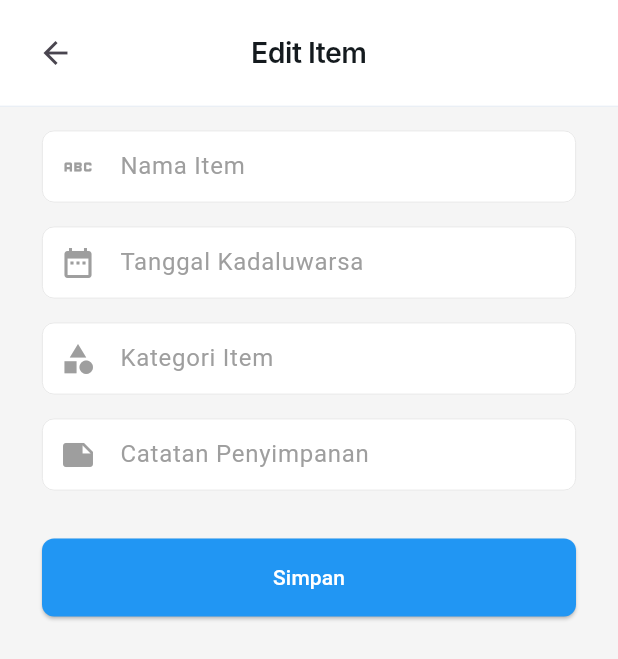
After one commit to fres12/ExpTracker, a Flutter app: the EditScreen screen opened directly, on a phone screen of 412 x 824 dp. The commit adds this screen. Shown: the top 659 px of the screen. Run offline on Flutter 3.47's test engine with Material 3 defaults, Android fonts, the phone set to English and light mode, and no system bars; our stand-ins replace get, iconsax_flutter; Roboto replaces fonts that are missing (Inter).

Commit message:
Progress 1

```diff
--- a/lib/screen/detail.dart
+++ b/lib/screen/detail.dart
@@ -1,3 +1,4 @@
+import 'package:cobacoba/screen/edit.dart';
 import 'package:flutter/material.dart';
 
 void main() {
@@ -10,6 +11,7 @@ class DetailItemPage extends StatelessWidget {
   @override
   Widget build(BuildContext context) {
     return Scaffold(
+      backgroundColor: Colors.white,
       appBar: AppBar(
         title: Text('Detail Item'),
         leading: IconButton(
@@ -22,7 +24,10 @@ class DetailItemPage extends StatelessWidget {
           IconButton(
             icon: Icon(Icons.edit),
             onPressed: () {
-              // Handle edit action
+               Navigator.push(
+                      context,
+                      MaterialPageRoute(builder: (context) => EditScreen()),
+                    );
             },
           ),
         ],
--- /dev/null
+++ b/lib/screen/edit.dart
@@ -0,0 +1,212 @@
+import '../style/settings.dart';
+import 'package:flutter/material.dart';
+import '../style/app_style.dart';
+
+class EditScreen extends StatelessWidget {
+  EditScreen({super.key});
+
+  final TextEditingController _dateController = TextEditingController();
+
+  @override
+  Widget build(BuildContext context) {
+    return Scaffold(
+      backgroundColor: TColors.background,
+      appBar: PreferredSize(
+        preferredSize: const Size.fromHeight(71), // Tinggi AppBar
+        child: Container(
+          decoration: const BoxDecoration(
+            color: Colors.white,
+            border: Border(
+              bottom: BorderSide(
+                color: TColors.outline, // Warna outline di bawah
+                width: 0.5, // Ketebalan outline
+              ),
+            ),
+          ),
+          padding: TPosition.topnavbar,
+        child: Stack(
+          children: [
+            // Teks di tengah
+            Align(
+              alignment: Alignment.center,
+              child: Text(
+                'Edit Item',
+                style: AppStyle.header,
+              ),
+            ),
+            // Ikon di kanan atas
+            Align(
+              alignment: Alignment.centerLeft,
+              child: IconButton(
+                icon: const Icon(Icons.arrow_back),
+                onPressed: () {
+                  // Aksi untuk tombol back
+                  Navigator.pop(context);
+                },
+              ),
+            ),
+          ],
+        ),
+        ),
+      ),
+      body: SingleChildScrollView(
+        // Membuat body dapat discroll
+        child: Container(
+          margin: TPosition.marginPageDefault,
+          child: Column(
+            crossAxisAlignment: CrossAxisAlignment.start,
+            children: [
+              // Input Nama Item
+              TextField(
+                decoration: InputDecoration(
+                  labelStyle: TextStyle(color: Colors.grey),
+                  filled: true,
+                  fillColor: Colors.white,
+                  labelText: 'Nama Item',
+                  border: OutlineInputBorder(
+                    borderSide:
+                        BorderSide(color: Colors.grey.shade300, width: 0.5),
+                    borderRadius: const BorderRadius.all(Radius.circular(8)),
+                  ),
+                  focusedBorder: const OutlineInputBorder(
+                    borderSide: BorderSide(color: Colors.blue, width: 1.5),
+                    borderRadius: BorderRadius.all(Radius.circular(8)),
+                  ),
+                  enabledBorder: OutlineInputBorder(
+                    borderSide:
+                        BorderSide(color: Colors.grey.shade300, width: 0.5),
+                    borderRadius: const BorderRadius.all(Radius.circular(8)),
+                  ),
+                  contentPadding:
+                      const EdgeInsets.symmetric(vertical: 12, horizontal: 16),
+                  prefixIcon: Icon(Icons.abc, color: Colors.grey.shade500),
+                ),
+              ),
+              const SizedBox(height: 16),
+
+              // Input Tanggal
+              TextField(
+                controller: _dateController,
+                readOnly: true,
+                decoration: InputDecoration(
+                  labelStyle: TextStyle(color: Colors.grey),
+                  filled: true,
+                  fillColor: Colors.white,
+                  labelText: 'Tanggal Kadaluwarsa',
+                  border: OutlineInputBorder(
+                    borderSide:
+                        BorderSide(color: Colors.grey.shade300, width: 0.5),
+                    borderRadius: const BorderRadius.all(Radius.circular(8)),
+                  ),
+                  focusedBorder: const OutlineInputBorder(
+                    borderSide: BorderSide(color: Colors.blue, width: 1.5),
+                    borderRadius: BorderRadius.all(Radius.circular(8)),
+                  ),
+                  enabledBorder: OutlineInputBorder(
+                    borderSide:
+                        BorderSide(color: Colors.grey.shade300, width: 0.5),
+                    borderRadius: const BorderRadius.all(Radius.circular(8)),
+                  ),
+                  contentPadding:
+                      const EdgeInsets.symmetric(vertical: 12, horizontal: 16),
+                  prefixIcon:
+                      Icon(Icons.date_range, color: Colors.grey.shade500),
+                ),
+                onTap: () async {
+                  DateTime? pickedDate = await showDatePicker(
+                    context: context,
+                    initialDate: DateTime.now(),
+                    firstDate: DateTime(2000),
+                    lastDate: DateTime(2100),
+                  );
+                  if (pickedDate != null) {
+                    _dateController.text =
+                        pickedDate.toLocal().toString().split(' ')[0];
+                  }
+                },
+              ),
+              const SizedBox(height: 16),
+
+              // Input Kategori Item
+              TextField(
+                decoration: InputDecoration(
+                  labelStyle: const TextStyle(color: Colors.grey),
+                  filled: true,
+                  fillColor: Colors.white,
+                  labelText: 'Kategori Item',
+                  border: OutlineInputBorder(
+                    borderSide:
+                        BorderSide(color: Colors.grey.shade300, width: 0.5),
+                    borderRadius: const BorderRadius.all(Radius.circular(8)),
+                  ),
+                  focusedBorder: const OutlineInputBorder(
+                    borderSide: BorderSide(color: Colors.blue, width: 1.5),
+                    borderRadius: BorderRadius.all(Radius.circular(8)),
+                  ),
+                  enabledBorder: OutlineInputBorder(
+                    borderSide:
+                        BorderSide(color: Colors.grey.shade300, width: 0.5),
+                    borderRadius: const BorderRadius.all(Radius.circular(8)),
+                  ),
+                  contentPadding:
+                      const EdgeInsets.symmetric(vertical: 12, horizontal: 16),
+                  prefixIcon: Icon(Icons.category, color: Colors.grey.shade500),
+                ),
+              ),
+              const SizedBox(height: 16),
+
+              // Input Catatan Penyimpanan
+              TextField(
+                decoration: InputDecoration(
+                  labelStyle: const TextStyle(color: Colors.grey),
+                  filled: true,
+                  fillColor: Colors.white,
+                  labelText: 'Catatan Penyimpanan',
+                  border: OutlineInputBorder(
+                    borderSide:
+                        BorderSide(color: Colors.grey.shade300, width: 0.5),
+                    borderRadius: const BorderRadius.all(Radius.circular(8)),
+                  ),
+                  focusedBorder: const OutlineInputBorder(
+                    borderSide: BorderSide(color: Colors.blue, width: 1.5),
+                    borderRadius: BorderRadius.all(Radius.circular(8)),
+                  ),
+                  enabledBorder: OutlineInputBorder(
+                    borderSide:
+                        BorderSide(color: Colors.grey.shade300, width: 0.5),
+                    borderRadius: const BorderRadius.all(Radius.circular(8)),
+                  ),
+                  contentPadding:
+                      const EdgeInsets.symmetric(vertical: 12, horizontal: 16),
+                  prefixIcon: Icon(Icons.note, color: Colors.grey.shade500),
+                ),
+              ),
+              const SizedBox(height: 32),
+
+              // Tombol Simpan
+              SizedBox(
+                width: double.infinity,
+                child: ElevatedButton(
+                  onPressed: () {
+                    // Aksi tombol
+                    print('Tanggal yang dipilih: ${_dateController.text}');
+                  },
+                  style: ElevatedButton.styleFrom(
+                    backgroundColor: Colors.blue, // Warna biru
+                    foregroundColor: Colors.white, // Warna teks
+                    padding: const EdgeInsets.symmetric(
+                        vertical: 16), // Padding tombol
+                    shape: RoundedRectangleBorder(
+                      borderRadius: BorderRadius.circular(8), // Sudut membulat
+                    ),
+                  ),
+                  child: const Text('Simpan'),
+                ),
+              ),
+            ],
+          ),
+        ),
+      ),
+    );
+  }
+}
--- a/lib/screen/list.dart
+++ b/lib/screen/list.dart
@@ -1,3 +1,5 @@
+import 'package:cobacoba/screen/detail.dart';
+
 import '../style/hover_tile.dart';
 import '../style/settings.dart';
 import '../widget/searchbar.dart';
@@ -86,7 +88,12 @@ class ListScreen extends StatelessWidget {
                   itemBuilder: (context, index) {
                     return HoverableTile(
                       padding: TPosition.listItem, // Jarak antar item
-                      onTap: () {}, //tampilkan detail
+                      onTap: () {
+                         Navigator.push(
+                          context,
+                          MaterialPageRoute(builder: (context) => DetailItemPage()),
+                    );
+                      },
                       title: Text(
                         item[index].nama_item, // Judul
                         overflow: TextOverflow.ellipsis, //Menambah elipsis\
--- a/lib/style/hover_tile.dart
+++ b/lib/style/hover_tile.dart
@@ -23,26 +23,34 @@ class HoverableTile extends StatefulWidget {
 class _HoverableTileState extends State<HoverableTile> {
   bool _isTapped = false;
 
-  void _handleTap() {
+  void _handleTapDown(TapDownDetails details) {
     setState(() => _isTapped = true);
-    Future.delayed(const Duration(milliseconds: 300), () {
-      if (mounted) {
-        setState(() => _isTapped = false);
-      }
-    });
+  }
+
+  void _handleTapUp(TapUpDetails details) {
+    setState(() => _isTapped = false);
     widget.onTap();
+  }
+
+  void _handleTapCancel() {
+    setState(() => _isTapped = false);
   }
 
   @override
   Widget build(BuildContext context) {
     return GestureDetector(
-      onTap: _handleTap,
+      onTapDown: _handleTapDown,
+      onTapUp: _handleTapUp,
+      onTapCancel: _handleTapCancel,
       child: AnimatedContainer(
-        duration: const Duration(milliseconds: 300),
+        duration: const Duration(milliseconds: 150),
         padding: widget.padding,
         decoration: BoxDecoration(
-          color: _isTapped ? Colors.grey[200] : Colors.white,
+          color: _isTapped ? Colors.grey[300] : Colors.white,
           borderRadius: BorderRadius.circular(12.0),
+          boxShadow: _isTapped
+              ? [BoxShadow(color: Colors.grey.withOpacity(0.7))]
+              : [],
         ),
         child: Row(
           children: [
```
